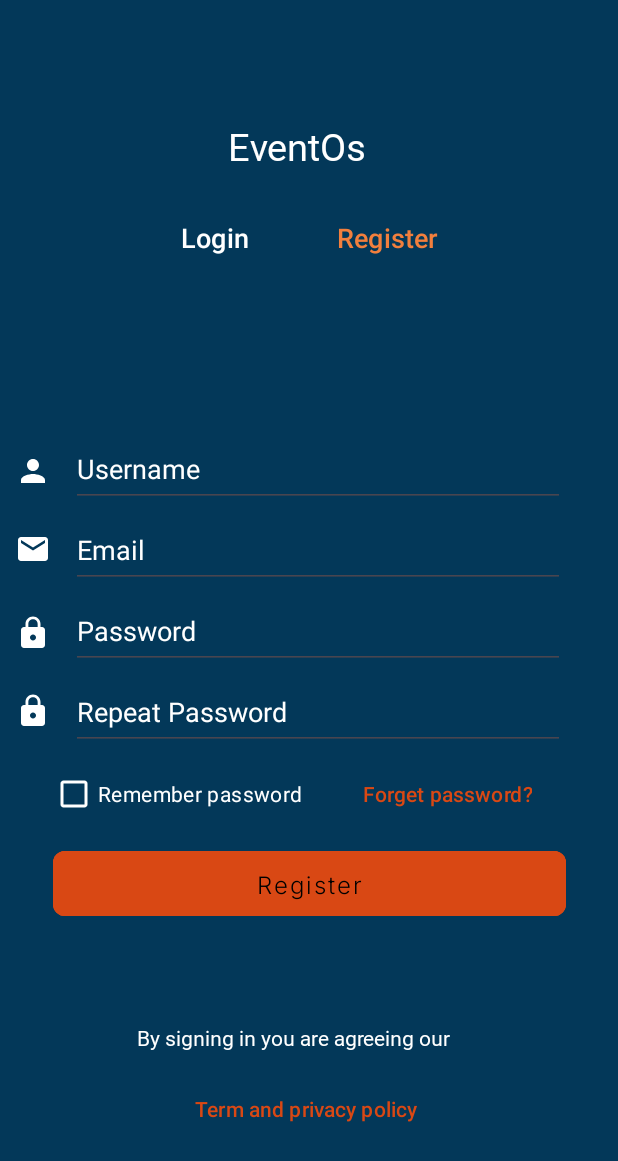
After one commit to arturofgg/EventOs, an Android app: the fragment RegisterFragment placed in its activity, on a phone screen of 412 x 824 dp. The commit adds this screen. Shown: the top 1161 px of the screen. Run offline under Robolectric (Android 15) with nearby library versions, the phone set to English and light mode, and no system bars.

Commit message:
fragments login y registro sin acabar

```diff
--- /dev/null
+++ b/app/src/main/java/com/example/eventos/LRFragmentsActivity.java
@@ -0,0 +1,33 @@
+package com.example.eventos;
+
+import android.os.Bundle;
+
+import androidx.appcompat.app.AppCompatActivity;
+import androidx.fragment.app.Fragment;
+import androidx.fragment.app.FragmentTransaction;
+
+public class LRFragmentsActivity extends AppCompatActivity {
+
+    @Override
+    protected void onCreate(Bundle savedInstanceState) {
+        super.onCreate(savedInstanceState);
+        setContentView(R.layout.activity_lrfragments);
+
+        // Carga el fragmento de inicio de sesión al iniciar la actividad
+        loadFragment(new LoginFragment());
+    }
+
+    public void loadFragment(Fragment fragment) {
+        // Crea una transacción de fragmento
+        FragmentTransaction transaction = getSupportFragmentManager().beginTransaction();
+
+        // Reemplaza el contenedor actual con el nuevo fragmento
+        transaction.replace(R.id.fragment_container, fragment);
+
+        // Añade la transacción a la pila de retroceso
+        transaction.addToBackStack(null);
+
+        // Realiza la transacción
+        transaction.commit();
+    }
+}
--- /dev/null
+++ b/app/src/main/java/com/example/eventos/LoginFragment.java
@@ -0,0 +1,26 @@
+package com.example.eventos;
+
+import android.os.Bundle;
+import android.view.LayoutInflater;
+import android.view.View;
+import android.view.ViewGroup;
+import android.widget.Button;
+
+import androidx.fragment.app.Fragment;
+
+public class LoginFragment extends Fragment {
+    @Override
+    public View onCreateView(LayoutInflater inflater, ViewGroup container, Bundle savedInstanceState) {
+        View view = inflater.inflate(R.layout.fragment_login, container, false);
+
+        Button registerButton = view.findViewById(R.id.register);
+        registerButton.setOnClickListener(new View.OnClickListener() {
+            @Override
+            public void onClick(View v) {
+                ((LRFragmentsActivity) getActivity()).loadFragment(new RegisterFragment());
+            }
+        });
+
+        return view;
+    }
+}
--- /dev/null
+++ b/app/src/main/java/com/example/eventos/RegisterFragment.java
@@ -0,0 +1,26 @@
+package com.example.eventos;
+
+import android.os.Bundle;
+import android.view.LayoutInflater;
+import android.view.View;
+import android.view.ViewGroup;
+import android.widget.Button;
+
+import androidx.fragment.app.Fragment;
+
+public class RegisterFragment extends Fragment {
+    @Override
+    public View onCreateView(LayoutInflater inflater, ViewGroup container, Bundle savedInstanceState) {
+        View view = inflater.inflate(R.layout.fragment_register, container, false);
+
+        Button registerButton = view.findViewById(R.id.loginR);
+        registerButton.setOnClickListener(new View.OnClickListener() {
+            @Override
+            public void onClick(View v) {
+                ((LRFragmentsActivity) getActivity()).loadFragment(new RegisterFragment());
+            }
+        });
+
+        return view;
+    }
+}
--- /dev/null
+++ b/app/src/main/res/layout/activity_lrfragments.xml
@@ -0,0 +1,16 @@
+<?xml version="1.0" encoding="utf-8"?>
+<androidx.constraintlayout.widget.ConstraintLayout xmlns:android="http://schemas.android.com/apk/res/android"
+    xmlns:app="http://schemas.android.com/apk/res-auto"
+    xmlns:tools="http://schemas.android.com/tools"
+    android:layout_width="match_parent"
+    android:layout_height="match_parent"
+    tools:context=".LRFragmentsActivity">
+
+
+    <FrameLayout
+        android:id="@+id/fragment_container"
+        android:layout_width="match_parent"
+        android:layout_height="match_parent">
+    </FrameLayout>
+
+</androidx.constraintlayout.widget.ConstraintLayout>
--- /dev/null
+++ b/app/src/main/res/layout/fragment_register.xml
@@ -0,0 +1,232 @@
+<?xml version="1.0" encoding="utf-8"?>
+<androidx.constraintlayout.widget.ConstraintLayout xmlns:android="http://schemas.android.com/apk/res/android"
+    xmlns:app="http://schemas.android.com/apk/res-auto"
+    xmlns:tools="http://schemas.android.com/tools"
+    android:layout_width="match_parent"
+    android:layout_height="match_parent"
+    android:background="@color/azulOscuro"
+    tools:context=".Register">
+
+    <TextView
+        android:id="@+id/EventosR"
+        android:layout_width="wrap_content"
+        android:layout_height="wrap_content"
+        android:layout_marginStart="152dp"
+        android:layout_marginTop="80dp"
+        android:fontFamily="@font/inter"
+        android:text="EventOs"
+        android:textColor="@color/white"
+        android:textSize="25sp"
+        app:layout_constraintStart_toStartOf="parent"
+        app:layout_constraintTop_toTopOf="parent" />
+
+    <Button
+        android:id="@+id/loginR"
+        android:layout_width="wrap_content"
+        android:layout_height="wrap_content"
+        android:layout_marginStart="96dp"
+        android:layout_marginTop="20dp"
+        android:background="?android:attr/selectableItemBackgroundBorderless"
+        android:onClick="openLogin"
+        android:text="Login"
+        android:textColor="@color/white"
+        android:textSize="18sp"
+        app:layout_constraintStart_toStartOf="parent"
+        app:layout_constraintTop_toBottomOf="@+id/EventosR" />
+
+    <Button
+        android:id="@+id/registerR"
+        android:layout_width="wrap_content"
+        android:layout_height="wrap_content"
+        android:layout_marginTop="20dp"
+        android:layout_marginEnd="96dp"
+        android:background="?android:attr/selectableItemBackgroundBorderless"
+        android:text="Register"
+        android:textColor="@color/naranja"
+        android:textSize="18sp"
+        app:layout_constraintEnd_toEndOf="parent"
+        app:layout_constraintTop_toBottomOf="@+id/EventosR" />
+
+    <EditText
+        android:id="@+id/usernameInputR"
+        android:layout_width="329dp"
+        android:layout_height="50dp"
+        android:layout_marginStart="20dp"
+        android:layout_marginTop="105dp"
+        android:layout_marginEnd="42dp"
+        android:ems="10"
+        android:inputType="text"
+        android:hint="Username"
+        android:textColorHint="@color/white"
+        android:textColor="@color/white"
+        app:layout_constraintEnd_toEndOf="parent"
+        app:layout_constraintStart_toEndOf="@+id/imageView3"
+        app:layout_constraintTop_toBottomOf="@+id/loginR" />
+
+    <EditText
+        android:id="@+id/emailInputR"
+        android:layout_width="329dp"
+        android:layout_height="50dp"
+        android:layout_marginStart="20dp"
+        android:layout_marginTop="4dp"
+        android:layout_marginEnd="42dp"
+        android:inputType="text"
+        android:hint="Email"
+        android:textColorHint="@color/white"
+        android:textColor="@color/white"
+        app:layout_constraintEnd_toEndOf="parent"
+        app:layout_constraintStart_toEndOf="@+id/emialR"
+        app:layout_constraintTop_toBottomOf="@+id/usernameInputR" />
+
+    <ImageView
+        android:id="@+id/emialR"
+        android:layout_width="wrap_content"
+        android:layout_height="wrap_content"
+        android:layout_marginStart="10dp"
+        android:layout_marginTop="28dp"
+        app:layout_constraintStart_toStartOf="parent"
+        app:layout_constraintTop_toBottomOf="@+id/imageView3"
+        app:srcCompat="@drawable/email" />
+
+    <EditText
+        android:id="@+id/passwordInputR"
+        android:layout_width="329dp"
+        android:layout_height="50dp"
+        android:layout_marginStart="20dp"
+        android:layout_marginTop="4dp"
+        android:layout_marginEnd="42dp"
+        android:inputType="text"
+        android:password="true"
+        android:hint="Password"
+        android:textColorHint="@color/white"
+        android:textColor="@color/white"
+        app:layout_constraintEnd_toEndOf="parent"
+        app:layout_constraintStart_toEndOf="@+id/lockR"
+        app:layout_constraintTop_toBottomOf="@+id/emailInputR" />
+
+
+    <ImageView
+        android:id="@+id/lockR"
+        android:layout_width="wrap_content"
+        android:layout_height="wrap_content"
+        android:layout_marginStart="10dp"
+        android:layout_marginTop="32dp"
+        app:layout_constraintStart_toStartOf="parent"
+        app:layout_constraintTop_toBottomOf="@+id/emialR"
+        app:srcCompat="@drawable/lock_pass" />
+
+    <EditText
+        android:id="@+id/repeatPasswordInputR"
+        android:layout_width="329dp"
+        android:layout_height="50dp"
+        android:layout_marginStart="20dp"
+        android:layout_marginTop="4dp"
+        android:layout_marginEnd="42dp"
+        android:inputType="text"
+        android:password="true"
+        android:hint="Repeat Password"
+        android:textColorHint="@color/white"
+        android:textColor="@color/white"
+        app:layout_constraintEnd_toEndOf="parent"
+        app:layout_constraintStart_toEndOf="@+id/sLockR"
+        app:layout_constraintTop_toBottomOf="@+id/passwordInputR" />
+
+    <ImageView
+        android:id="@+id/sLockR"
+        android:layout_width="wrap_content"
+        android:layout_height="wrap_content"
+        android:layout_marginStart="10dp"
+        android:layout_marginTop="28dp"
+        app:layout_constraintStart_toStartOf="parent"
+        app:layout_constraintTop_toBottomOf="@+id/lockR"
+        app:srcCompat="@drawable/lock_pass" />
+
+    <CheckBox
+        android:id="@+id/checkBoxR"
+        android:layout_width="wrap_content"
+        android:layout_height="wrap_content"
+        android:layout_marginStart="33dp"
+        android:layout_marginTop="5dp"
+        android:buttonTint="#FFFFFF"
+        android:text="Remember password"
+        android:textColor="@color/white"
+        android:textSize="14sp"
+        app:layout_constraintStart_toStartOf="parent"
+        app:layout_constraintTop_toBottomOf="@+id/repeatPasswordInputR" />
+
+    <Button
+        android:id="@+id/forgetPassR"
+        android:layout_width="wrap_content"
+        android:layout_height="wrap_content"
+        android:layout_marginStart="16dp"
+        android:layout_marginTop="5dp"
+        android:layout_marginEnd="33dp"
+        android:background="?android:attr/selectableItemBackgroundBorderless"
+        android:onClick="enlaceClicado"
+        android:text="Forget password?"
+        android:textColor="@color/naranjaOscuro"
+        android:textSize="14sp"
+        app:layout_constraintEnd_toEndOf="parent"
+        app:layout_constraintStart_toEndOf="@+id/checkBoxR"
+        app:layout_constraintTop_toBottomOf="@+id/repeatPasswordInputR" />
+
+    <Button
+        android:id="@+id/buttonRegister"
+        style="@style/botonlogin"
+        android:layout_width="342dp"
+        android:layout_height="55dp"
+        android:layout_marginStart="33dp"
+        android:layout_marginTop="8dp"
+        android:layout_marginEnd="33dp"
+        android:fontFamily="@font/inter_light"
+        android:text="Register"
+        android:textColor="@color/black"
+        android:textSize="16sp"
+        app:layout_constraintEnd_toEndOf="parent"
+        app:layout_constraintStart_toStartOf="parent"
+        app:layout_constraintTop_toBottomOf="@+id/checkBoxR" />
+
+    <TextView
+        android:id="@+id/textTermsR"
+        android:layout_width="229dp"
+        android:layout_height="27dp"
+        android:layout_gravity="center"
+        android:layout_marginStart="91dp"
+        android:layout_marginTop="52dp"
+        android:layout_marginEnd="91dp"
+        android:fontFamily="@font/inter"
+        android:text="By signing in you are agreeing our"
+        android:textColor="@color/white"
+        app:layout_constraintBottom_toTopOf="@+id/TermsR"
+        app:layout_constraintEnd_toEndOf="parent"
+        app:layout_constraintStart_toStartOf="parent"
+        app:layout_constraintTop_toBottomOf="@+id/buttonRegister" />
+
+    <Button
+        android:id="@+id/TermsR"
+        android:layout_width="208dp"
+        android:layout_height="51dp"
+        android:layout_marginStart="100dp"
+        android:layout_marginTop="-10dp"
+        android:layout_marginBottom="46dp"
+        android:background="?android:attr/selectableItemBackgroundBorderless"
+        android:onClick="enlaceClicado"
+        android:text="Term and privacy policy"
+        android:textColor="@color/naranjaOscuro"
+        android:textSize="14sp"
+        app:layout_constraintBottom_toBottomOf="parent"
+        app:layout_constraintStart_toStartOf="parent"
+        app:layout_constraintTop_toBottomOf="@+id/textTermsR" />
+
+    <ImageView
+        android:id="@+id/imageView3"
+        android:layout_width="wrap_content"
+        android:layout_height="wrap_content"
+        android:layout_marginStart="10dp"
+        android:layout_marginTop="302dp"
+        app:layout_constraintStart_toStartOf="parent"
+        app:layout_constraintTop_toTopOf="parent"
+        app:srcCompat="@drawable/person" />
+
+
+</androidx.constraintlayout.widget.ConstraintLayout>
--- a/app/src/main/res/values/strings.xml
+++ b/app/src/main/res/values/strings.xml
@@ -2,4 +2,6 @@
     <string name="app_name">EventOs</string>
     <string name="navigation_drawer_open">Abrir menú</string>
     <string name="navigation_drawer_close">Cerrar menú</string>
+    <!-- TODO: Remove or change this placeholder text -->
+    <string name="hello_blank_fragment">Hello blank fragment</string>
 </resources>
```
Also changed, not shown: app/src/main/AndroidManifest.xml (+13 -18 lines), app/src/main/res/layout/fragment_login.xml (added, +176 -0 lines).
